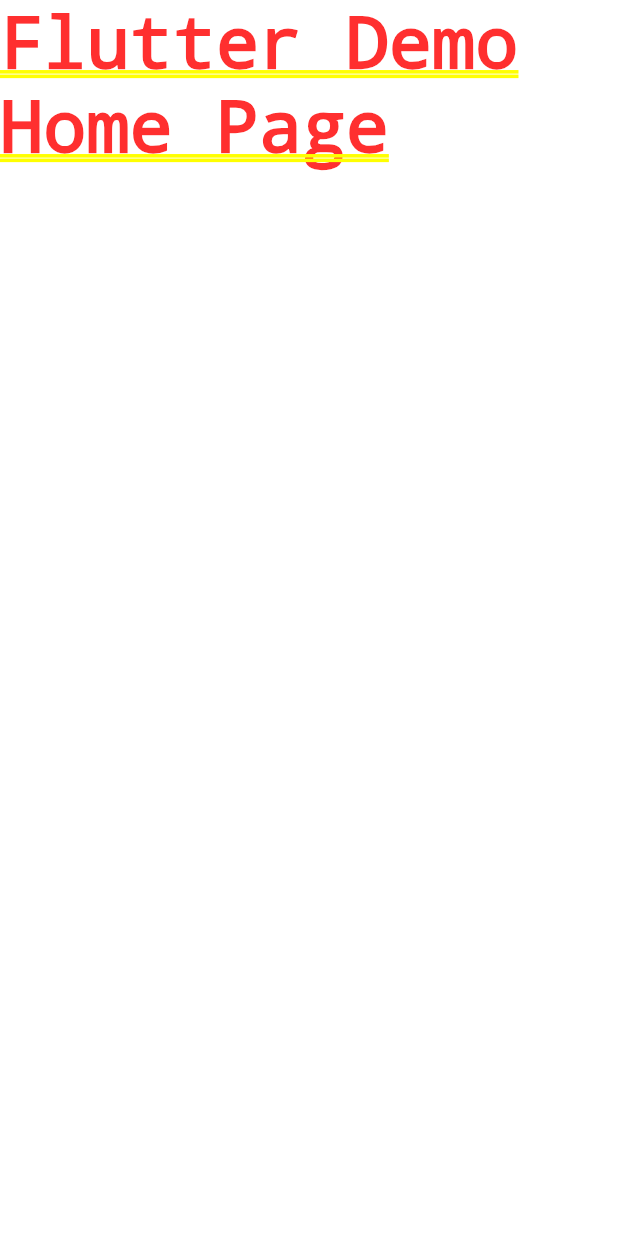
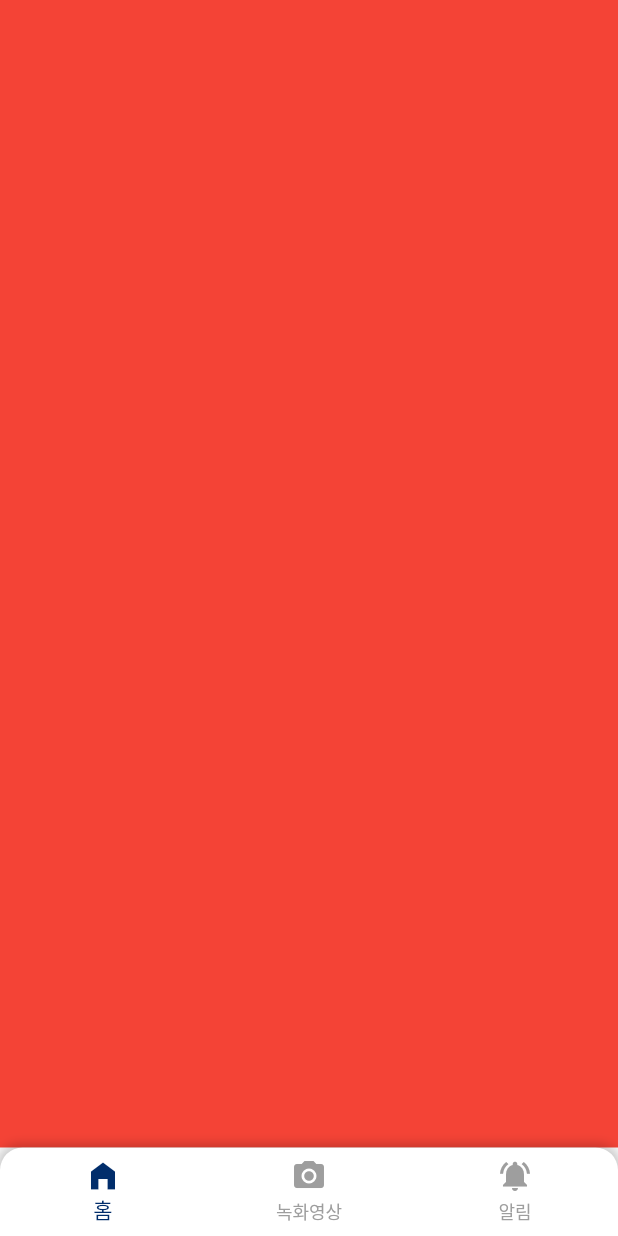
Before and after one commit to hdddhdd/2023ESWContest_mobility_6043, a Flutter app: the screen it shows after launch, on a phone screen of 412 x 824 dp. Run offline on Flutter 3.47's test engine with Material 2 defaults, Android fonts, the phone set to English and light mode, and no system bars.

Commit message:
Feat: BottomNavBar 구현

```diff
--- /dev/null
+++ b/WhyCARno/lib/bottom_nav.dart
@@ -0,0 +1,58 @@
+import 'package:flutter/material.dart';
+
+class MyBottomNavigationBar extends StatelessWidget {
+  final int currentIndex;
+  final Function(int) onTap;
+
+  MyBottomNavigationBar({
+    required this.currentIndex,
+    required this.onTap,
+  });
+
+  @override
+  Widget build(BuildContext context) {
+    return Container(
+      decoration: BoxDecoration(
+        boxShadow: [
+          BoxShadow(
+            color: Colors.black.withOpacity(0.2), // 그림자 색상 및 투명도
+            blurRadius: 5, // 그림자의 흐림 정도
+            spreadRadius: 2, // 그림자의 확장 정도
+          ),
+        ],
+        borderRadius: BorderRadius.only(
+          topLeft: Radius.circular(15.0), // 왼쪽 위 모서리 라운드 처리
+          topRight: Radius.circular(15.0), // 오른쪽 위 모서리 라운드 처리
+        ),
+      ),
+      child: ClipRRect(
+        borderRadius: BorderRadius.only(
+          topLeft: Radius.circular(15.0), // 왼쪽 위 모서리 라운드 처리
+          topRight: Radius.circular(15.0), // 오른쪽 위 모서리 라운드 처리
+        ),
+        child: BottomNavigationBar(
+          currentIndex: currentIndex,
+          onTap: onTap,
+          selectedItemColor: Color.fromRGBO(1, 45, 107, 1), // 선택된 항목의 아이콘 및 텍스트 색상
+          unselectedItemColor: Colors.grey, // 선택되지 않은 항목의 아이콘 및 텍스트 색상
+          backgroundColor: Colors.white, // 배경색상
+          type: BottomNavigationBarType.fixed, // 모든 항목에 레이블을 표시하도록 설정
+          items: [
+            BottomNavigationBarItem(
+              icon: Icon(Icons.home_filled),
+              label: "홈",
+            ),
+            BottomNavigationBarItem(
+              icon: Icon(Icons.camera_alt),
+              label: "녹화영상",
+            ),
+            BottomNavigationBarItem(
+              icon: Icon(Icons.notifications_active),
+              label: "알림",
+            ),
+          ],
+        ),
+      ),
+    );
+  }
+}
--- a/WhyCARno/lib/main.dart
+++ b/WhyCARno/lib/main.dart
@@ -1,18 +1,53 @@
 import 'package:flutter/material.dart';
+import 'bottom_nav.dart';
 
-void main() {
-  runApp(const MyApp());
-}
+void main() => runApp(MyApp());
 
 class MyApp extends StatelessWidget {
-  const MyApp({Key? key}) : super(key: key);
-
-  // This widget is the root of your application.
   @override
   Widget build(BuildContext context) {
-    return const MaterialApp(
-      title: 'Flutter Demo',
-      home: Text('Flutter Demo Home Page')
+    return MaterialApp(
+      title: "My App",
+      home: MyHomePage(),
     );
   }
 }
+
+class MyHomePage extends StatefulWidget {
+  @override
+  _MyHomePageState createState() => _MyHomePageState();
+}
+
+class _MyHomePageState extends State<MyHomePage> {
+  int _currentIndex = 0;
+
+  final List<Widget> _pages = [
+    Container(
+      color: Colors.red,
+    ),
+    Container(
+      color: Colors.green,
+    ),
+    Container(
+      color: Colors.blue,
+    ),
+  ];
+
+  void _onTabTapped(int index) {
+    setState(() {
+      _currentIndex = index;
+    });
+  }
+
+  @override
+  Widget build(BuildContext context) {
+    return Scaffold(
+      appBar: null, // App Bar를 제거합니다.
+      body: _pages[_currentIndex],
+      bottomNavigationBar: MyBottomNavigationBar(
+        currentIndex: _currentIndex,
+        onTap: _onTabTapped,
+      ),
+    );
+  }
+}
```
